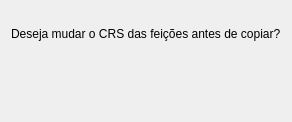
First picture: the form in DsgTools/gui/ProductionTools/MapTools/AuxTools/changeCRS.ui, repository dsgoficial/DsgTools, before the edit.
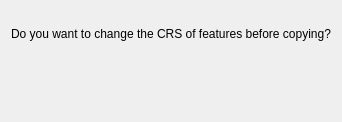
Second picture: the form after the edit. Custom widgets are drawn as their Qt base class.

```diff
--- a/DsgTools/gui/ProductionTools/MapTools/AuxTools/changeCRS.ui
+++ b/DsgTools/gui/ProductionTools/MapTools/AuxTools/changeCRS.ui
@@ -64,7 +64,7 @@
       </sizepolicy>
      </property>
      <property name="text">
-      <string>Deseja mudar o CRS das feições antes de copiar?</string>
+      <string>Do you want to change the CRS of features before copying?</string>
      </property>
     </widget>
    </item>
```
Left out of the diff: 2 changed lines with no effect on the pictures.
